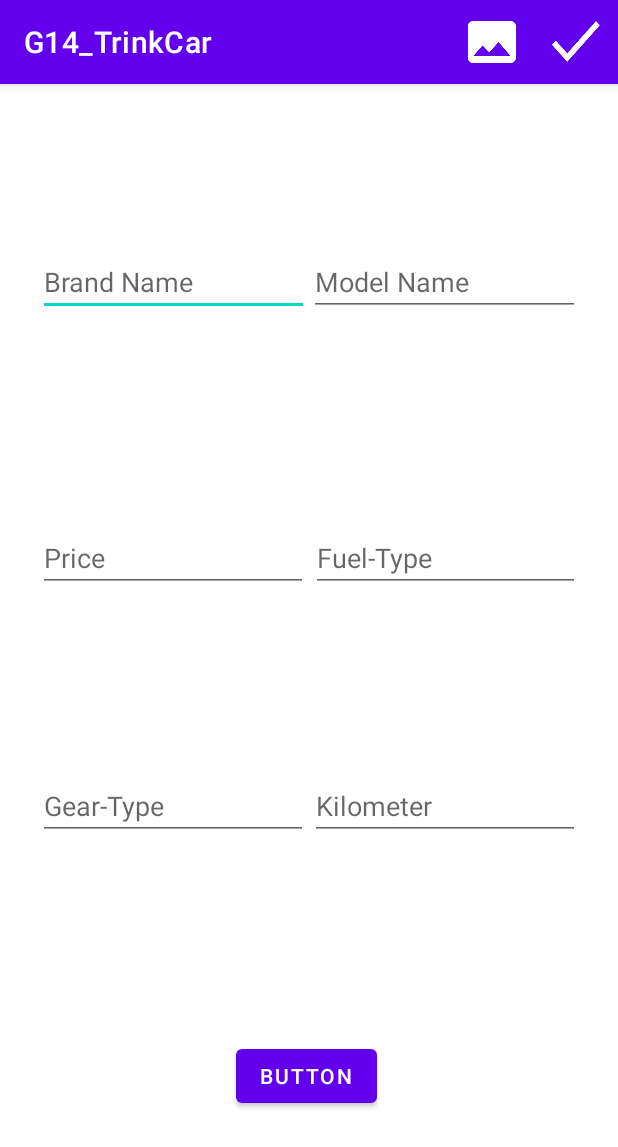
After one commit to batuhanbaran/G14_TrinkCar, an Android app: the NewCarPage screen opened directly, with no data from a screen before it, on a phone screen of 412 x 824 dp. The commit adds this screen. Shown: the top 1147 px of the screen. Run offline under Robolectric (Android 15) with nearby library versions, the phone set to English and light mode, and no system bars; libraries missing offline, so code that uses them is left out: com.example.ise308; Roboto replaces fonts that are not available here.

Commit message:
RecyclerViewAdd
third commit

```diff
--- a/app/build.gradle
+++ b/app/build.gradle
@@ -1,6 +1,8 @@
 plugins {
     id 'com.android.application'
     id 'kotlin-android'
+    id 'kotlin-android-extensions'
+    id 'kotlin-kapt'
 }
 
 android {
--- a/app/src/main/AndroidManifest.xml
+++ b/app/src/main/AndroidManifest.xml
@@ -9,6 +9,7 @@
         android:roundIcon="@mipmap/ic_launcher_round"
         android:supportsRtl="true"
         android:theme="@style/Theme.G14_TrinkCar">
+        <activity android:name=".NewCarPage"></activity>
         <activity android:name=".MainActivity">
             <intent-filter>
                 <action android:name="android.intent.action.MAIN" />
--- a/app/src/main/java/com/example/ise308/ozkan/ezgi/g14_trinkcar/Car.kt
+++ b/app/src/main/java/com/example/ise308/ozkan/ezgi/g14_trinkcar/Car.kt
@@ -15,6 +15,7 @@ class Car {
     var status: Boolean? = null
     var image: Image? = null
     var transmission : String? = null
+    var gearType : String? = null
 
 
 }
--- /dev/null
+++ b/app/src/main/java/com/example/ise308/ozkan/ezgi/g14_trinkcar/NewCarPage.kt
@@ -0,0 +1,69 @@
+package com.example.ise308.ozkan.ezgi.g14_trinkcar
+import android.content.Intent
+import kotlinx.android.synthetic.main.activity_main.*
+
+import androidx.appcompat.app.AppCompatActivity
+import android.os.Bundle
+import android.widget.Button
+import kotlinx.android.synthetic.main.car_new_page.*
+import android.view.Menu
+import android.view.View
+import androidx.core.content.ContextCompat.startActivity
+
+class NewCarPage : AppCompatActivity() {
+
+
+
+    override fun onCreateOptionsMenu(menu: Menu?): Boolean {
+        val inflater = menuInflater
+        inflater.inflate(R.menu.car_new_menu, menu)
+        return super.onCreateOptionsMenu(menu)
+    }
+
+    override fun onCreate(savedInstanceState: Bundle?) {
+        super.onCreate(savedInstanceState)
+        setContentView(R.layout.car_new_page)
+
+
+
+        //user can add a new car for tap done button
+
+        val btnOk = findViewById(R.id.btnokk) as Button
+
+
+
+
+
+        btnOk.setOnClickListener() {
+
+            var newCar = Car()
+
+            newCar.brandName = brandName.text.toString()
+            newCar.modelName = modelName.text.toString()
+
+            newCar.price = price.text.toString().toDouble()
+
+            newCar.fuelType = fuelType.text.toString()
+            newCar.gearType = gearType.text.toString()
+            newCar.km = kilometer.text.toString().toDouble()
+
+
+            // Get a reference to MainActivity
+            //  val callingActivity = activity as MainActivity?
+
+            // Pass newNote back to MainActivity
+            //callingActivity!!.createNewNote(newCar)
+
+
+            // Quit the dialog
+
+        }
+
+
+
+
+
+    }
+
+
+}
--- /dev/null
+++ b/app/src/main/res/drawable/ic_baseline_add_24.xml
@@ -0,0 +1,5 @@
+<vector android:height="24dp" android:tint="#B0998B"
+    android:viewportHeight="24" android:viewportWidth="24"
+    android:width="24dp" xmlns:android="http://schemas.android.com/apk/res/android">
+    <path android:fillColor="@android:color/white" android:pathData="M19,13h-6v6h-2v-6H5v-2h6V5h2v6h6v2z"/>
+</vector>
--- a/app/src/main/res/layout/car_new_page.xml
+++ b/app/src/main/res/layout/car_new_page.xml
@@ -2,85 +2,99 @@
 <androidx.constraintlayout.widget.ConstraintLayout xmlns:android="http://schemas.android.com/apk/res/android"
     xmlns:app="http://schemas.android.com/apk/res-auto"
     xmlns:tools="http://schemas.android.com/tools"
+    android:id="@+id/image"
     android:layout_width="match_parent"
     android:layout_height="match_parent"
-    android:padding="25dp">
+    android:orderInCategory="100"
+    android:padding="25dp"
+    android:title="picture">
 
     <EditText
-        android:id="@+id/editTextTextPersonName25"
+        android:id="@+id/brandName"
         android:layout_width="0dp"
         android:layout_height="wrap_content"
         android:ems="10"
+        android:hint="Brand Name"
         android:inputType="textPersonName"
-        android:hint="Brand Name"
-        app:layout_constraintBaseline_toBaselineOf="@+id/editTextTextPersonName27"
-        app:layout_constraintEnd_toStartOf="@+id/editTextTextPersonName27"
+        app:layout_constraintBaseline_toBaselineOf="@+id/modelName"
+        app:layout_constraintEnd_toStartOf="@+id/modelName"
         app:layout_constraintHorizontal_chainStyle="packed"
         app:layout_constraintStart_toStartOf="parent" />
 
     <EditText
-        android:id="@+id/editTextTextPersonName26"
+        android:id="@+id/price"
         android:layout_width="0dp"
         android:layout_height="wrap_content"
         android:layout_marginEnd="2dp"
         android:layout_marginRight="2dp"
         android:ems="10"
+        android:hint="Price"
         android:inputType="textPersonName"
-        android:hint="Price"
-        app:layout_constraintBaseline_toBaselineOf="@+id/editTextTextPersonName28"
-        app:layout_constraintEnd_toStartOf="@+id/editTextTextPersonName28"
+        app:layout_constraintBaseline_toBaselineOf="@+id/fuelType"
+        app:layout_constraintEnd_toStartOf="@+id/fuelType"
         app:layout_constraintHorizontal_chainStyle="packed"
         app:layout_constraintStart_toStartOf="parent" />
 
     <EditText
-        android:id="@+id/editTextTextPersonName27"
+        android:id="@+id/modelName"
         android:layout_width="0dp"
         android:layout_height="wrap_content"
         android:layout_marginTop="84dp"
         android:ems="10"
+        android:hint="Model Name"
         android:inputType="textPersonName"
-        android:hint="Model Name"
         app:layout_constraintEnd_toEndOf="parent"
-        app:layout_constraintStart_toEndOf="@+id/editTextTextPersonName25"
+        app:layout_constraintStart_toEndOf="@+id/brandName"
         app:layout_constraintTop_toTopOf="parent" />
 
     <EditText
-        android:id="@+id/editTextTextPersonName28"
+        android:id="@+id/fuelType"
         android:layout_width="0dp"
         android:layout_height="wrap_content"
         android:layout_marginTop="268dp"
         android:ems="10"
+        android:hint="Fuel-Type"
         android:inputType="textPersonName"
-        android:hint="Fuel-Type"
         app:layout_constraintEnd_toEndOf="parent"
-        app:layout_constraintStart_toEndOf="@+id/editTextTextPersonName26"
+        app:layout_constraintStart_toEndOf="@+id/price"
         app:layout_constraintTop_toTopOf="parent" />
 
     <EditText
-        android:id="@+id/editTextTextPersonName29"
+        android:id="@+id/gearType"
         android:layout_width="0dp"
         android:layout_height="wrap_content"
         android:layout_marginEnd="1dp"
         android:layout_marginRight="1dp"
         android:ems="10"
+        android:hint="Gear-Type"
         android:inputType="textPersonName"
-        android:hint="Gear-Type"
-        app:layout_constraintBaseline_toBaselineOf="@+id/editTextTextPersonName30"
-        app:layout_constraintEnd_toStartOf="@+id/editTextTextPersonName30"
+        app:layout_constraintBaseline_toBaselineOf="@+id/kilometer"
+        app:layout_constraintEnd_toStartOf="@+id/kilometer"
         app:layout_constraintHorizontal_chainStyle="packed"
         app:layout_constraintStart_toStartOf="parent" />
 
     <EditText
-        android:id="@+id/editTextTextPersonName30"
+        android:id="@+id/kilometer"
         android:layout_width="0dp"
         android:layout_height="wrap_content"
         android:layout_marginTop="120dp"
         android:ems="10"
+        android:hint="Kilometer"
         android:inputType="textPersonName"
-        android:hint="Kilometer"
         app:layout_constraintEnd_toEndOf="parent"
-        app:layout_constraintStart_toEndOf="@+id/editTextTextPersonName29"
-        app:layout_constraintTop_toBottomOf="@+id/editTextTextPersonName28" />
+        app:layout_constraintStart_toEndOf="@+id/gearType"
+        app:layout_constraintTop_toBottomOf="@+id/fuelType" />
+
+    <Button
+        android:id="@+id/btnokk"
+        android:layout_width="wrap_content"
+        android:layout_height="wrap_content"
+        android:layout_marginEnd="135dp"
+        android:layout_marginRight="135dp"
+        android:layout_marginBottom="57dp"
+        android:text="Button"
+        app:layout_constraintBottom_toBottomOf="parent"
+        app:layout_constraintEnd_toEndOf="parent" />
 
 
 </androidx.constraintlayout.widget.ConstraintLayout>
--- a/app/src/main/res/menu/car_new_menu.xml
+++ b/app/src/main/res/menu/car_new_menu.xml
@@ -2,7 +2,7 @@
 <menu xmlns:android="http://schemas.android.com/apk/res/android"
     xmlns:app="http://schemas.android.com/apk/res-auto"
     xmlns:tools="http://schemas.android.com/tools"
-    tools:context="com.example.myapplication.MainActivity">
+    tools:context="com.example.myapplication.NewCarPage">
 
     <item
         android:id="@+id/done"
@@ -14,7 +14,7 @@
     <item
         android:id="@+id/image"
         android:icon="@drawable/done"
-        android:title="Item One"
+        android:title="picture"
         app:showAsAction="always" />
 
 
```
Also changed, not shown: app/src/main/java/com/example/ise308/ozkan/ezgi/g14_trinkcar/CarAdapter.kt (added, +63 -0 lines), app/src/main/java/com/example/ise308/ozkan/ezgi/g14_trinkcar/MainActivity.kt (+33 -0 lines), app/src/main/res/layout/activity_main.xml (+6 -8 lines), app/src/main/res/layout/car_list_page.xml (added, +50 -0 lines), app/src/main/res/menu/main_menu.xml (added, +13 -0 lines).
